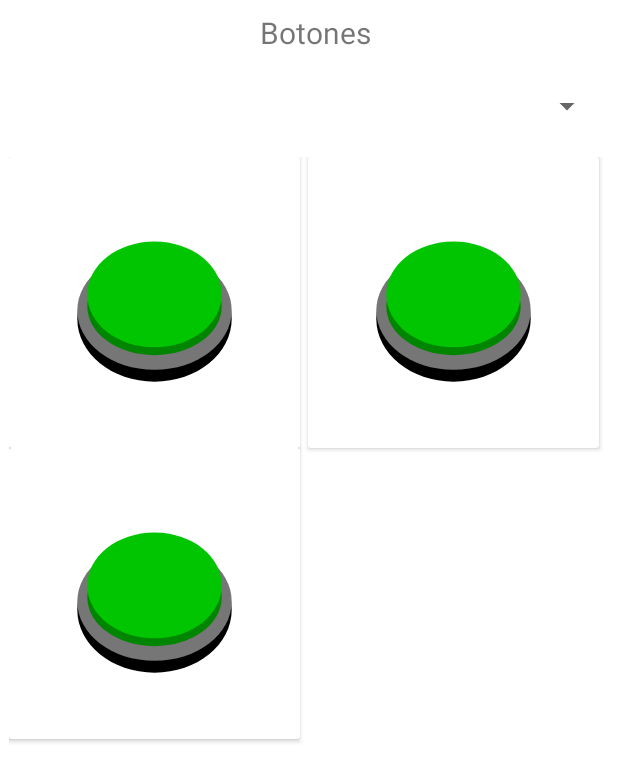
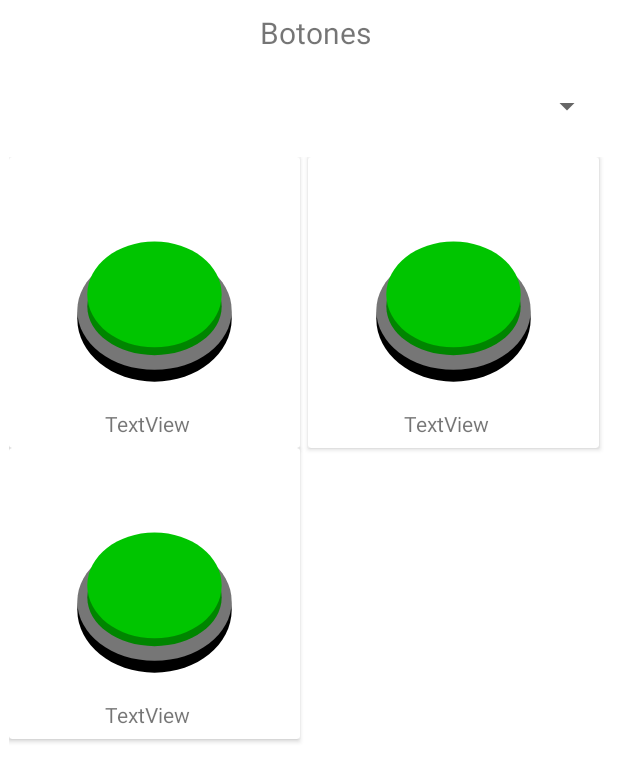
Before and after one commit to Kapp2/App, an Android app: the layout fragment_botones.xml on its own in the app's theme, with its tools: preview values and no code run, on a phone screen of 412 x 824 dp. Shown: the top 782 px of the screen. Run offline under Robolectric (Android 15) with nearby library versions, the phone set to English and light mode, and no system bars.

Commit message:
Titulo en los botones

```diff
--- a/app/src/main/java/com/example/kapp2/adapters/BotonesAdapter.kt
+++ b/app/src/main/java/com/example/kapp2/adapters/BotonesAdapter.kt
@@ -53,6 +53,7 @@ class BotonesAdapter: RecyclerView.Adapter<BotonesAdapter.Kapp2ViewHolder>() {
                         else -> R.drawable.ic_tg_red_bg
                     }
                 )
+                binding.tvTitleButton.text = titulo
             }
         }
     }
--- a/app/src/main/res/layout/item_boton.xml
+++ b/app/src/main/res/layout/item_boton.xml
@@ -22,6 +22,16 @@
             android:textOn=""
             tools:ignore="DuplicateSpeakableTextCheck" />
 
+        <TextView
+            android:id="@+id/tvTitleButton"
+            android:layout_width="wrap_content"
+            android:layout_height="wrap_content"
+            android:layout_alignParentStart="true"
+            android:layout_alignParentTop="true"
+            android:layout_marginStart="64dp"
+            android:layout_marginTop="168dp"
+            android:text="TextView" />
+
 
     </RelativeLayout>
 </androidx.cardview.widget.CardView>
```
